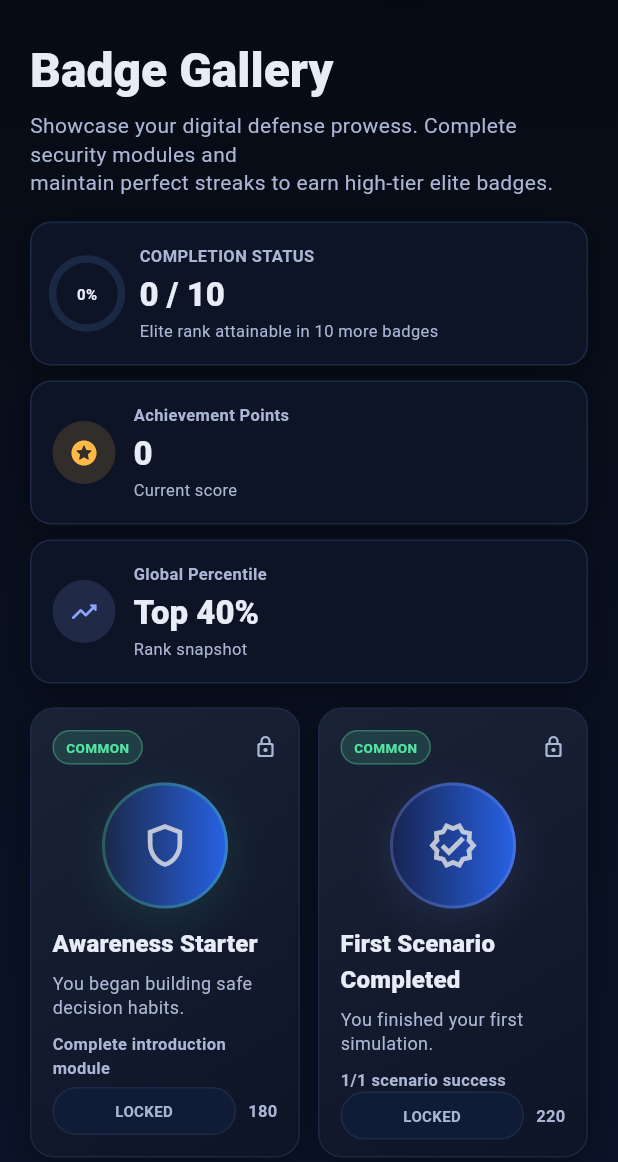
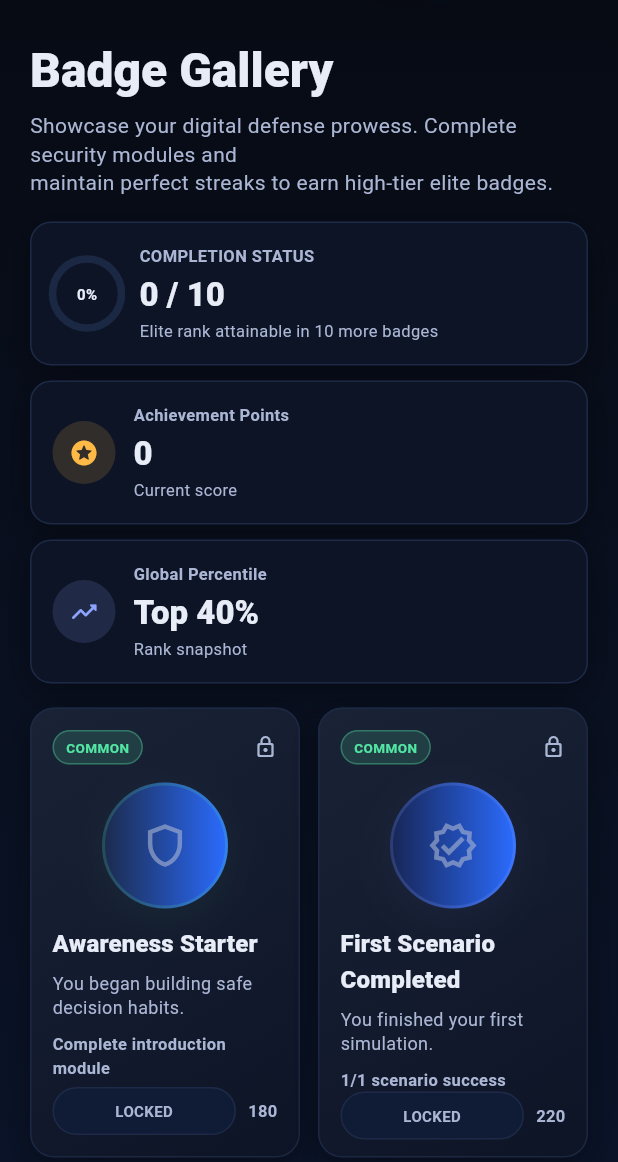
Before and after one commit to ZahraZahraaaaaaaaaaaaaaaaaaaaaaaaaaaaaa/Fyp-Frontend, a Flutter app: the BadgesScreen screen opened by its route, on a phone screen of 412 x 824 dp, the part 74-1236 px from its top. Run offline on Flutter 3.47's test engine with Material 3 defaults, Android fonts, the light colour scheme and no system bars; our stand-ins replace go_router, shared_preferences; missing offline and left inert: dart:html; accounts and stored records are empty; network calls fail.

Commit message:
Revert "fix(theme): improve locked badge icon contrast in light mode"
This reverts commit d48ab11a708a6796de54e33514c5697f190082fc.

```diff
--- a/lib/screens/dashboard_screen.dart
+++ b/lib/screens/dashboard_screen.dart
@@ -581,7 +581,7 @@ class _MiniBadgeRow extends StatelessWidget {
   @override
   Widget build(BuildContext context) {
     return Opacity(
-      opacity: unlocked ? 1 : 0.82,
+      opacity: unlocked ? 1 : 0.45,
       child: Row(
         children: [
           Container(
@@ -590,12 +590,12 @@ class _MiniBadgeRow extends StatelessWidget {
             decoration: BoxDecoration(
               shape: BoxShape.circle,
               gradient: LinearGradient(colors: badge.faceGradient),
-              border: Border.all(color: badge.accentColor.withValues(alpha: unlocked ? 0.45 : 0.32)),
+              border: Border.all(color: badge.accentColor.withValues(alpha: 0.45)),
             ),
             child: Icon(
               badge.icon,
               size: 22,
-              color: unlocked ? AppColors.badgeMedalIcon : AppColors.badgeMedalIconLocked,
+              color: unlocked ? Colors.white : Colors.white54,
             ),
           ),
           const SizedBox(width: 10),
--- a/lib/theme/app_colors.dart
+++ b/lib/theme/app_colors.dart
@@ -36,11 +36,8 @@ class AppColors {
 
   static Color get badgeCardLocked => _palette.surface2;
 
-  /// Icon on colorful badge medallion when unlocked.
+  /// Icon on colorful badge medallion (readable on gradients in both themes).
   static Color get badgeMedalIcon => isDark ? const Color(0xFF081020) : Colors.white;
-
-  /// Icon on medallion when locked — stay high-contrast on blue/teal face gradients.
-  static Color get badgeMedalIconLocked => isDark ? Colors.white.withValues(alpha: 0.82) : Colors.white;
 
   static List<BoxShadow> get cardShadow => DesignTokens.shadowCard(
         cardShadowBase,
--- a/lib/widgets/badge_gallery_card.dart
+++ b/lib/widgets/badge_gallery_card.dart
@@ -72,21 +72,16 @@ class _BadgeGalleryCardState extends State<BadgeGalleryCard> {
             ),
             const SizedBox(height: 12),
             Center(
-              child: Opacity(
-                opacity: unlocked ? 1 : 0.88,
               child: Container(
                 width: 84,
                 height: 84,
                 decoration: BoxDecoration(
                   shape: BoxShape.circle,
                   gradient: LinearGradient(colors: b.faceGradient),
-                    border: Border.all(
-                      color: b.accentColor.withValues(alpha: unlocked ? 0.7 : 0.32),
-                      width: 2,
-                    ),
+                  border: Border.all(color: b.accentColor.withValues(alpha: unlocked ? 0.7 : 0.18), width: 2),
                   boxShadow: [
                     BoxShadow(
-                        color: b.accentColor.withValues(alpha: unlocked ? 0.32 : 0.14),
+                      color: b.accentColor.withValues(alpha: unlocked ? 0.32 : 0.06),
                       blurRadius: 26,
                       offset: const Offset(0, 8),
                     ),
@@ -95,8 +90,7 @@ class _BadgeGalleryCardState extends State<BadgeGalleryCard> {
                 child: Icon(
                   b.icon,
                   size: 34,
-                    color: unlocked ? AppColors.badgeMedalIcon : AppColors.badgeMedalIconLocked,
-                  ),
+                  color: unlocked ? AppColors.badgeMedalIcon : AppColors.textMuted.withValues(alpha: 0.6),
                 ),
               ),
             ),
```
Also changed, not shown: lib/screens/profile_screen.dart (+4 -7 lines). Lines whose indentation alone changed are shown as unchanged.
